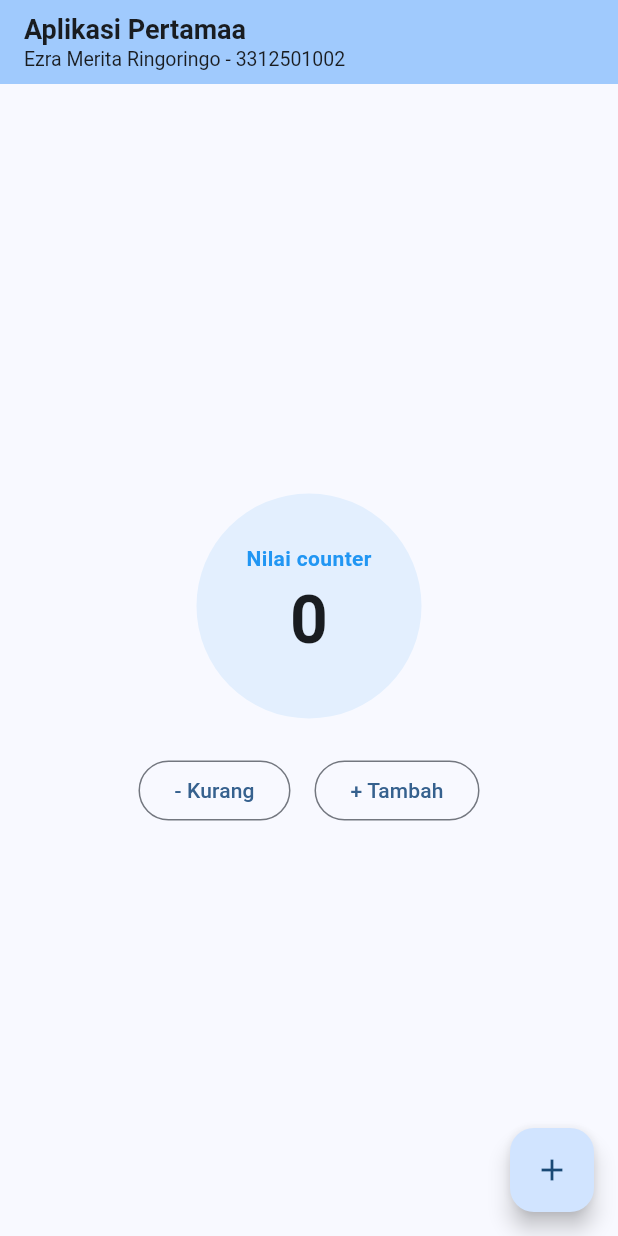
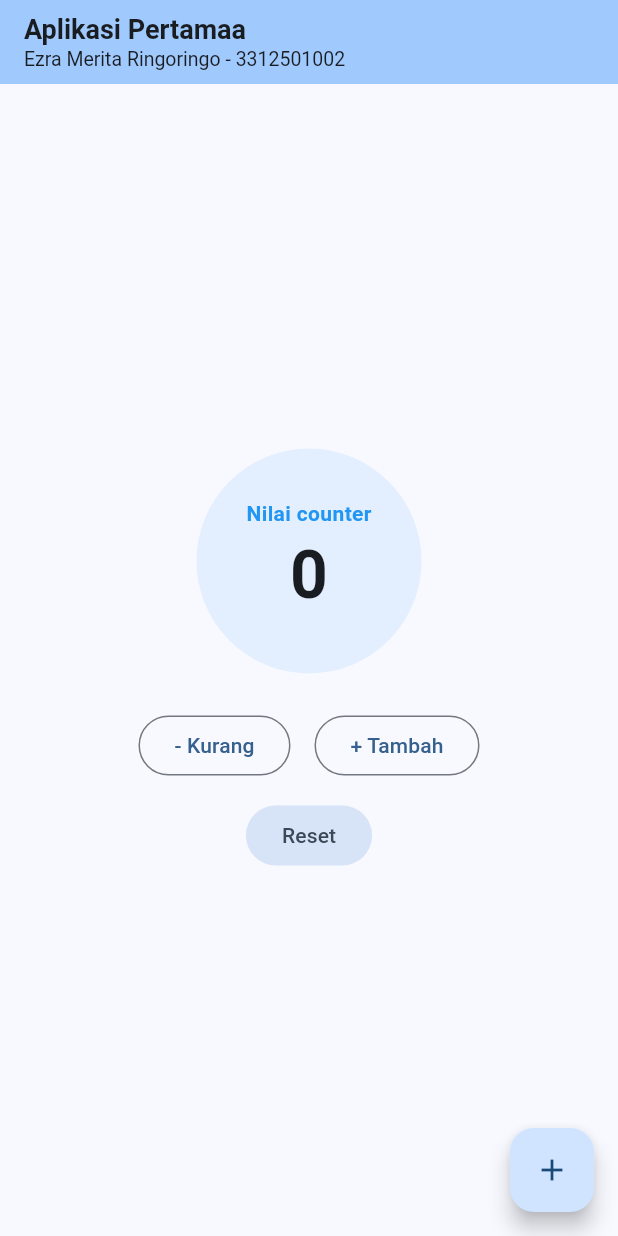
Before and after one commit to Ezraa27/tugas1_3312501002, a Flutter app: the screen it shows after launch, on a phone screen of 412 x 824 dp. Run offline on Flutter 3.47's test engine with Material 3 defaults, Android fonts, the light colour scheme and no system bars.

Commit message:
tambah tombol aksi reset

```diff
--- a/lib/main.dart
+++ b/lib/main.dart
@@ -44,6 +44,11 @@ class _MyHomePageState extends State<MyHomePage> {
   // untuk mengurangi nilai
   void _decrementCounter() {
     setState(() => _counter--);
+  }
+
+  // untuk mereset nilai
+  void _resetCounter() {
+    setState(() => _counter = 0);
   }
 
   @override
@@ -113,6 +118,13 @@ class _MyHomePageState extends State<MyHomePage> {
                   ),
                 ],
               ),
+              const SizedBox(height: 12),
+
+              // tombol aksi untuk mereset
+              FilledButton.tonal(
+                onPressed: _resetCounter,
+                child: const Text('Reset'),
+              ),
             ],
           ),
         ),
```
